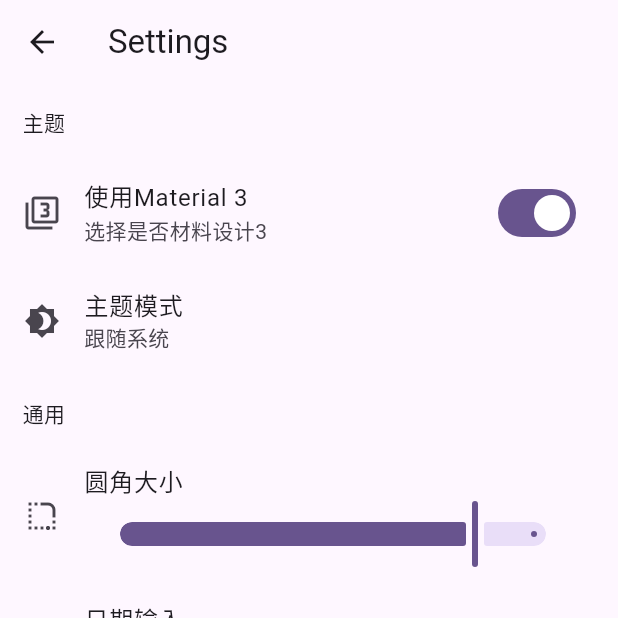
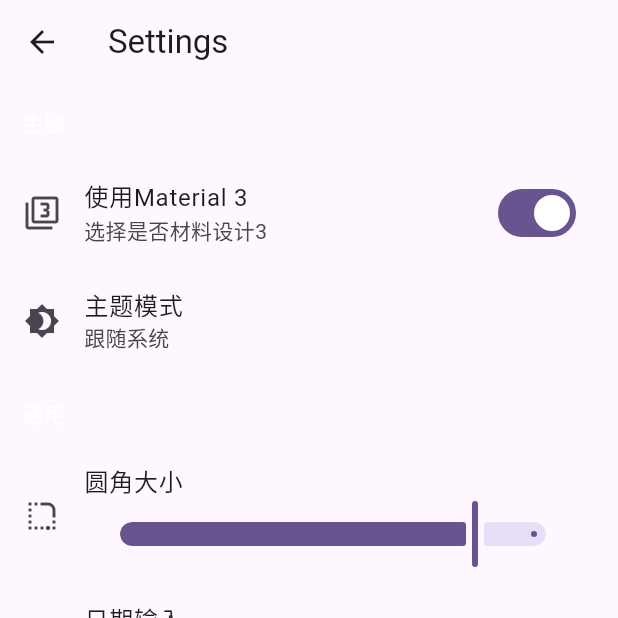
Before and after one commit to QwQ3094-Live/test, a Flutter app: the SettingScreen screen opened directly, on a phone screen of 412 x 824 dp, the top half of it. Run offline on Flutter 3.47's test engine with Material 3 defaults, Android fonts, the phone set to English and light mode, and no system bars; drawn by our look-alikes of dynamic_color.

Commit message:
Fix text color?

```diff
--- a/lib/settings.dart
+++ b/lib/settings.dart
@@ -122,7 +122,7 @@ class PreferenceTitle extends StatelessWidget {
       padding: EdgeInsets.all(15),
       child: Text(
         text,
-        //style: TextStyle(color: Theme.of(context).primaryColor),
+        style: TextStyle(color: Theme.of(context).colorScheme.onPrimary),
       )
     );
   }
```
